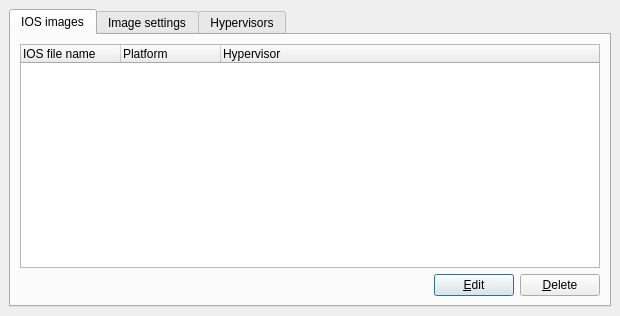
This is forms/IOSDialog.ui in GNS3/gns3-legacy as Qt 5 draws it before an edit. The edited form follows.
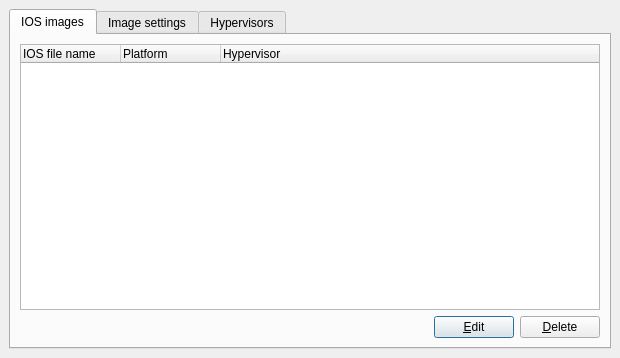
This is the edited form.

Patch:
```diff
--- a/forms/IOSDialog.ui
+++ b/forms/IOSDialog.ui
@@ -6,7 +6,7 @@
     <x>0</x>
     <y>0</y>
     <width>620</width>
-    <height>316</height>
+    <height>358</height>
    </rect>
   </property>
   <property name="windowTitle" >
```
